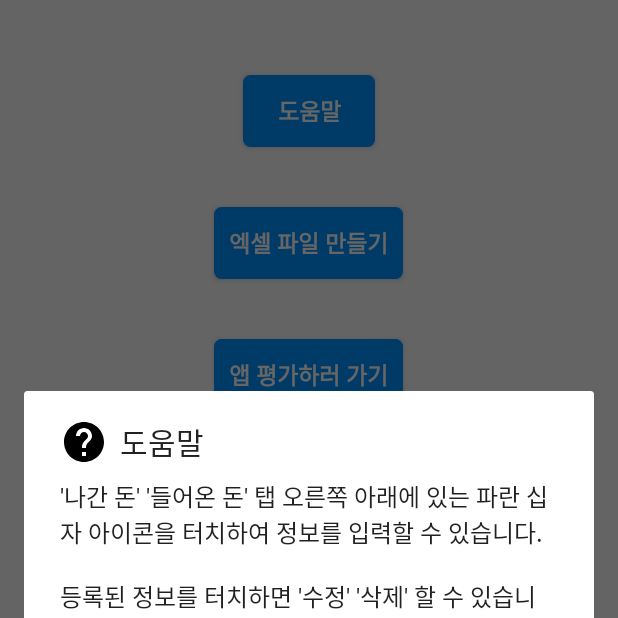
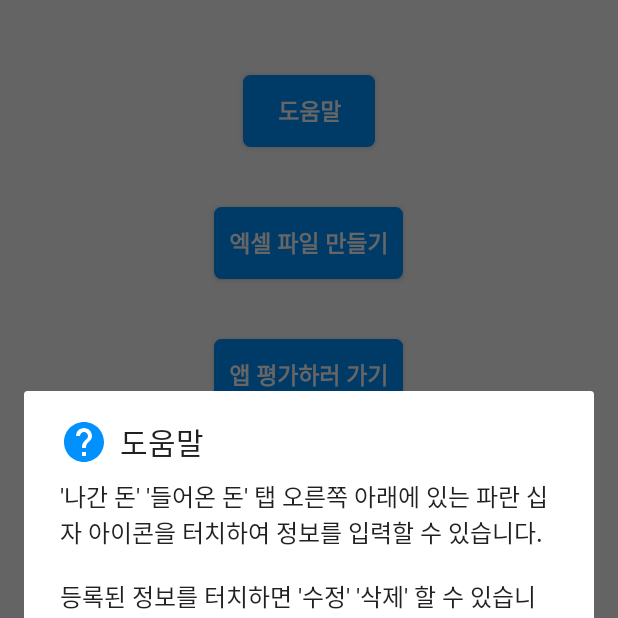
Before and after one commit to devmk1090/EventManager, an Android app: the fragment SettingFragment shown on its own in the app's theme, after a tap on "도움말", on a phone screen of 412 x 824 dp, the top half of it. Run offline under Robolectric (Android 15) with nearby library versions, the phone set to English and light mode, and no system bars; libraries missing offline, so code that uses them is left out: org.apache.poi.

```diff
--- a/app/src/main/res/drawable/ic_announcement_black_24dp.xml
+++ b/app/src/main/res/drawable/ic_announcement_black_24dp.xml
@@ -4,6 +4,6 @@
         android:viewportWidth="24.0"
         android:viewportHeight="24.0">
     <path
-        android:fillColor="#FF000000"
+        android:fillColor="#0091FF"
         android:pathData="M20,2L4,2c-1.1,0 -1.99,0.9 -1.99,2L2,22l4,-4h14c1.1,0 2,-0.9 2,-2L22,4c0,-1.1 -0.9,-2 -2,-2zM13,11h-2L11,5h2v6zM13,15h-2v-2h2v2z"/>
 </vector>
--- a/app/src/main/res/drawable/ic_help_black_24dp.xml
+++ b/app/src/main/res/drawable/ic_help_black_24dp.xml
@@ -4,6 +4,6 @@
         android:viewportWidth="24.0"
         android:viewportHeight="24.0">
     <path
-        android:fillColor="#FF000000"
+        android:fillColor="#0091FF"
         android:pathData="M12,2C6.48,2 2,6.48 2,12s4.48,10 10,10 10,-4.48 10,-10S17.52,2 12,2zM13,19h-2v-2h2v2zM15.07,11.25l-0.9,0.92C13.45,12.9 13,13.5 13,15h-2v-0.5c0,-1.1 0.45,-2.1 1.17,-2.83l1.24,-1.26c0.37,-0.36 0.59,-0.86 0.59,-1.41 0,-1.1 -0.9,-2 -2,-2s-2,0.9 -2,2L8,9c0,-2.21 1.79,-4 4,-4s4,1.79 4,4c0,0.88 -0.36,1.68 -0.93,2.25z"/>
 </vector>
```
Also changed, not shown: app/src/main/res/drawable/ic_add_black_24dp.xml (deleted, +0 -9 lines).
